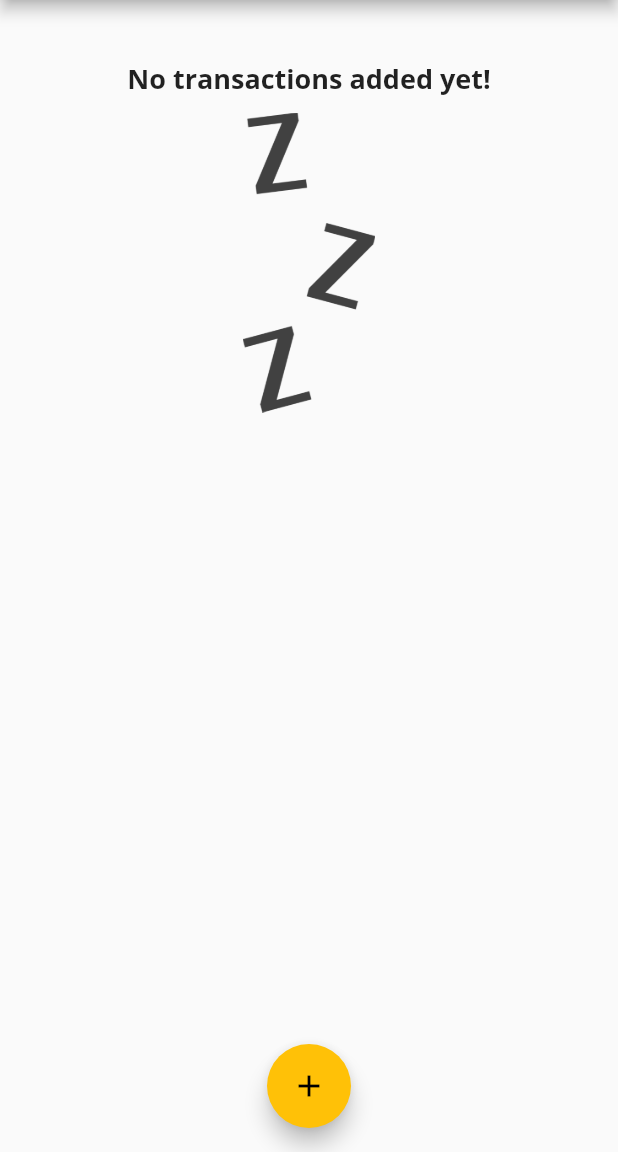
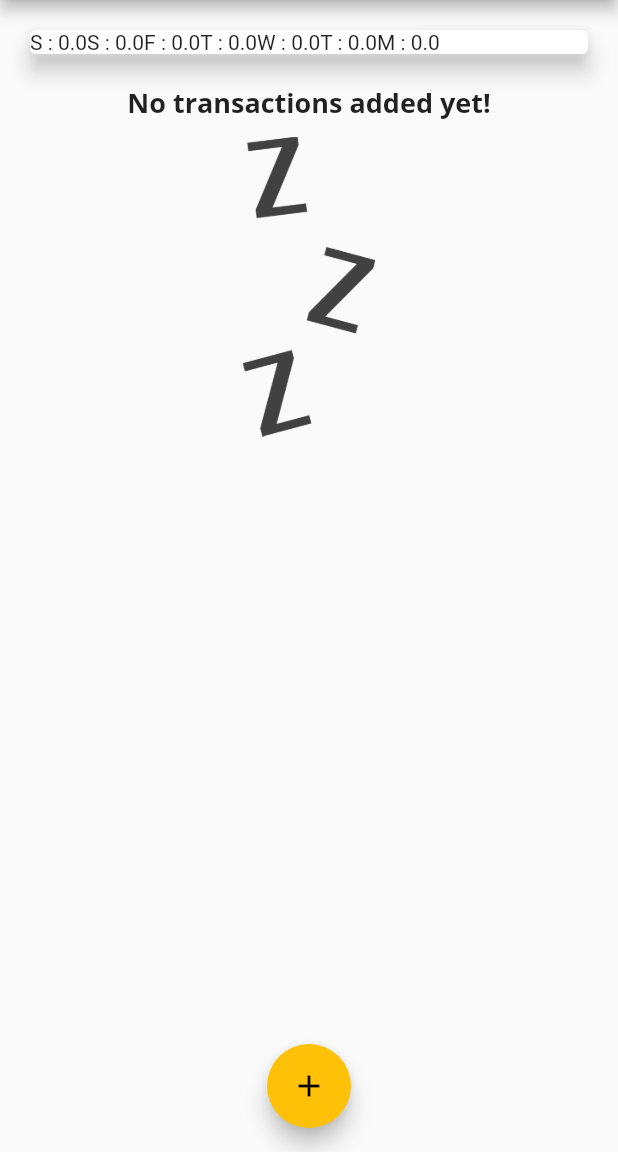
Before and after one commit to fabricioLVmagalhaes/expense_calulator, a Flutter app: the screen it shows after launch, on a phone screen of 412 x 824 dp, the part 84-1236 px from its top. Run offline on Flutter 3.47's test engine with Material 2 defaults, Android fonts, the phone set to English and light mode, and no system bars.

Commit message:
Creating Bars for our Chart

```diff
--- a/lib/widgets/chart.dart
+++ b/lib/widgets/chart.dart
@@ -19,18 +19,23 @@ class Chart extends StatelessWidget {
           totalSum += recentTransactions[i].amount;
         }
       }
+      print(DateFormat.E().format(weekDay));
+      print(totalSum);
 
-      return {'day': DateFormat.E(weekDay), 'amount': totalSum};
+      return {'day': DateFormat.E().format(weekDay).substring(0, 1), 'amount': totalSum};
     });
   }
 
   @override
   Widget build(BuildContext context) {
+    print(groupedTransactionValues);
     return Card(
       elevation: 6,
       margin: EdgeInsets.all(20),
       child: Row(
-        children: <Widget>[],
+        children: groupedTransactionValues.map((data){
+          return Text('${data['day']} : ${data['amount']}');
+        }).toList(),
       ),
     );
   }
```
Also changed, not shown: lib/widgets/chart_bar.dart (added, +44 -0 lines).
